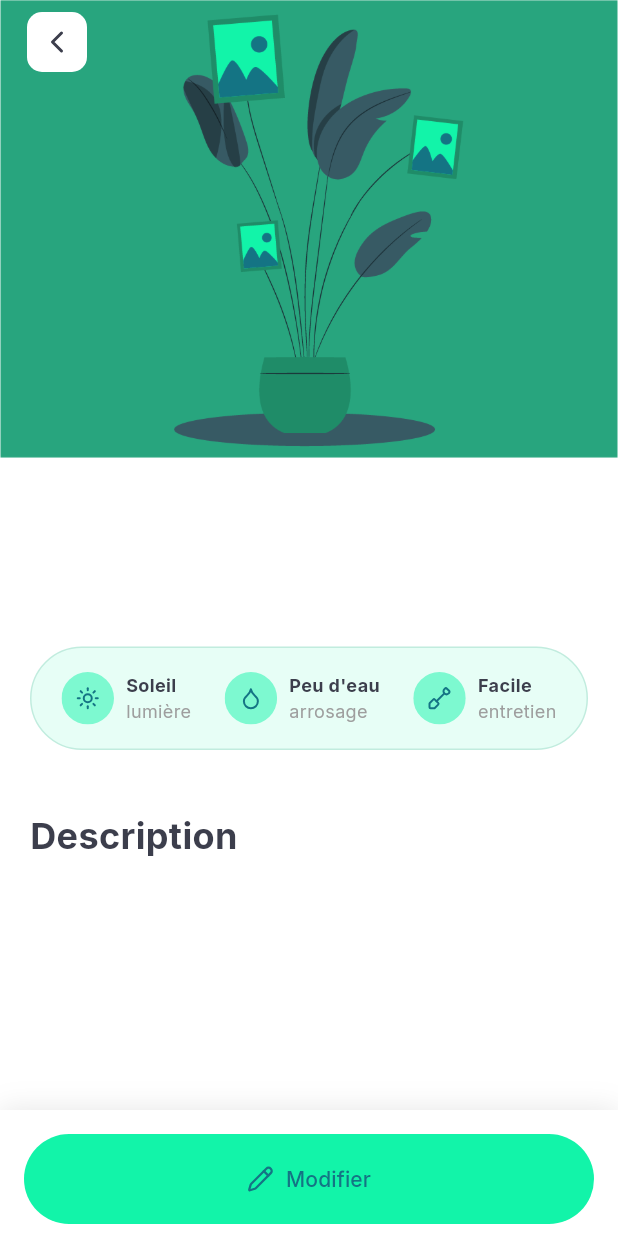
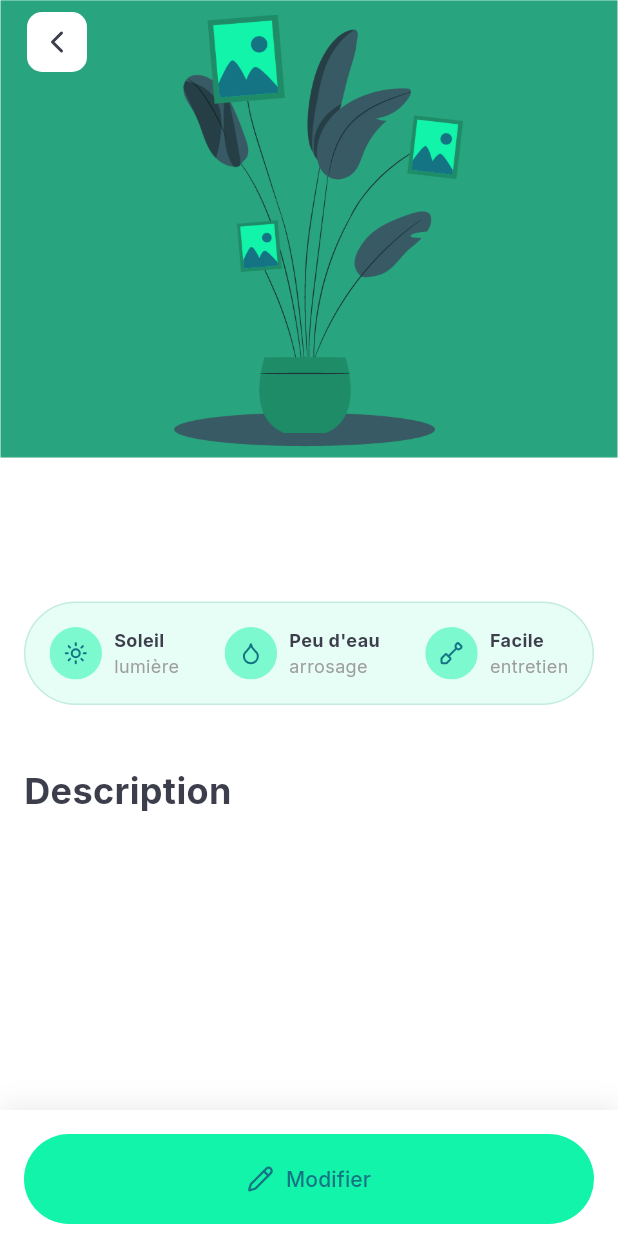
Before and after one commit to huguesleger/plant_match_v2, a Flutter app: the CatalogDetailPage screen opened directly with empty values, on a phone screen of 412 x 824 dp. Run offline on Flutter 3.47's test engine with Material 3 defaults, Android fonts, the phone set to English and light mode, and no system bars; our stand-ins replace cloud_firestore, firebase_auth, firebase_core, firebase_storage, flutter_bloc, flutter_dotenv and 14 more; missing offline and left inert: app_tracking_transparency, fancy_password_field, flutter_facebook_auth, mobkit_dashed_border; accounts and stored records are empty; generated files the repository leaves out were written again.

Commit message:
fix style profil

```diff
--- a/lib/features/catolog/presentation/catalog_detail_page.dart
+++ b/lib/features/catolog/presentation/catalog_detail_page.dart
@@ -4,6 +4,7 @@ import 'package:flutter_bloc/flutter_bloc.dart';
 import 'package:flutter_lucide/flutter_lucide.dart';
 import 'package:plant_match_v2/core/extension/capitalize/capitalize.dart';
 import 'package:plant_match_v2/core/theme/app_colors.dart';
+import 'package:plant_match_v2/core/theme/app_spacing.dart';
 import 'package:plant_match_v2/core/theme/app_typo.dart';
 import 'package:plant_match_v2/core/widgets/app_bar/app_bar_header_slider.dart';
 import 'package:plant_match_v2/core/widgets/badge/badge_pill.dart';
@@ -38,14 +39,14 @@ class _CatalogDetailPageState extends State<CatalogDetailPage> {
 
     return Scaffold(
       appBar: AppBarHeaderSlider(
-        headerHeight: 450,
+        headerHeight: 420,
         content: Stack(
           children: [
             images.isNotEmpty
                 ? CarouselSlider.builder(
                     itemCount: images.length,
                     options: CarouselOptions(
-                      height: 450,
+                      height: 420,
                       viewportFraction: 1.0,
                       enableInfiniteScroll: false,
                       onPageChanged: (index, reason) {
@@ -97,7 +98,7 @@ class _CatalogDetailPageState extends State<CatalogDetailPage> {
                   )
                 : const SizedBox.shrink(),
             Positioned(
-              top: 365,
+              top: 320,
               right: 0,
               left: 0,
               child: Container(
@@ -110,8 +111,8 @@ class _CatalogDetailPageState extends State<CatalogDetailPage> {
                   ),
                 ),
                 child: Padding(
-                  padding:
-                      const EdgeInsets.symmetric(vertical: 25, horizontal: 20),
+                  padding: AppSpacing.paddingHorizontal +
+                      const EdgeInsets.symmetric(vertical: 25),
                   child: Row(
                     crossAxisAlignment: CrossAxisAlignment.start,
                     mainAxisAlignment: MainAxisAlignment.spaceBetween,
@@ -190,14 +191,14 @@ class _CatalogDetailPageState extends State<CatalogDetailPage> {
         ),
       ),
       body: Padding(
-        padding: const EdgeInsets.symmetric(horizontal: 20),
+        padding: AppSpacing.paddingHorizontal,
         child: Column(
           crossAxisAlignment: CrossAxisAlignment.start,
           children: [
             const SizedBox(height: 40),
             Container(
               width: double.infinity,
-              padding: const EdgeInsets.symmetric(vertical: 16, horizontal: 20),
+              padding: AppSpacing.paddingAll,
               decoration: BoxDecoration(
                 color: AppColors.greenLight.withValues(alpha: 0.1),
                 borderRadius: BorderRadius.circular(50),
--- a/lib/features/profil/presentation/profil_card/profil_card.dart
+++ b/lib/features/profil/presentation/profil_card/profil_card.dart
@@ -1,6 +1,7 @@
 import 'package:flutter/material.dart';
 import 'package:flutter_lucide/flutter_lucide.dart';
 import 'package:plant_match_v2/core/theme/app_colors.dart';
+import 'package:plant_match_v2/core/theme/app_spacing.dart';
 import 'package:plant_match_v2/core/widgets/app_card/app_card.dart';
 import 'package:plant_match_v2/features/catolog/presentation/catalog_page.dart';
 import 'package:plant_match_v2/features/profil/presentation/profil_badge/presentation/profil_badge_page.dart';
@@ -12,6 +13,7 @@ class ProfilCard extends StatelessWidget {
   Widget build(BuildContext context) {
     return ListView(
       scrollDirection: Axis.horizontal,
+      padding: AppSpacing.paddingHorizontal,
       children: [
         AppCard(
           bgColor: AppColors.greenDark,
--- a/lib/features/profil/presentation/profil_header/profil_header.dart
+++ b/lib/features/profil/presentation/profil_header/profil_header.dart
@@ -1,5 +1,6 @@
 import 'package:flutter/material.dart';
 import 'package:plant_match_v2/core/extension/capitalize/capitalize.dart';
+import 'package:plant_match_v2/core/theme/app_typo.dart';
 import 'package:plant_match_v2/core/widgets/avatar/avatar.dart';
 import 'package:plant_match_v2/core/widgets/title_page/title_page.dart';
 import 'package:plant_match_v2/features/profil/domain/entity/profil_user.dart';
@@ -16,6 +17,7 @@ class ProfilHeader extends StatelessWidget {
       children: [
         Expanded(
           child: TitlePage(
+            fontSize: AppTypo.textXl,
             title: profilUser.userName.isNotEmpty
                 ? profilUser.userName.toCapitalizeWords()
                 : profilUser.fullName.toCapitalizeWords(),
```
Also changed, not shown: lib/features/profil/presentation/profil_personal_information/presentation/profil_personal_detail/profil_personal_detail_item.dart (+8 -6 lines).
